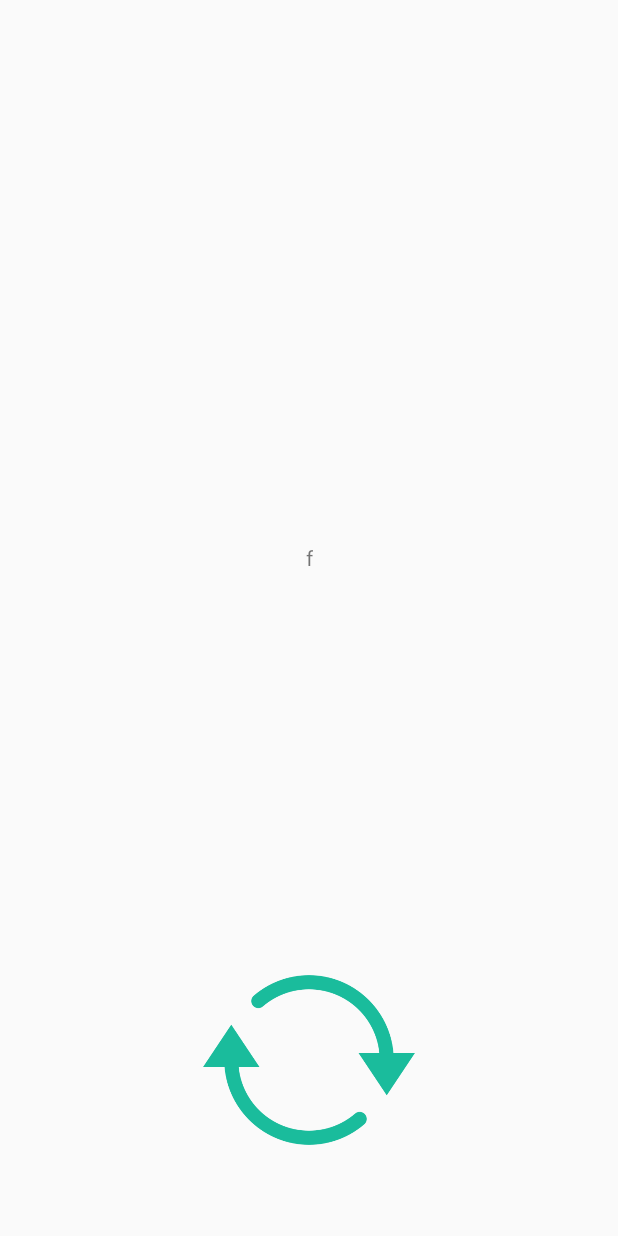
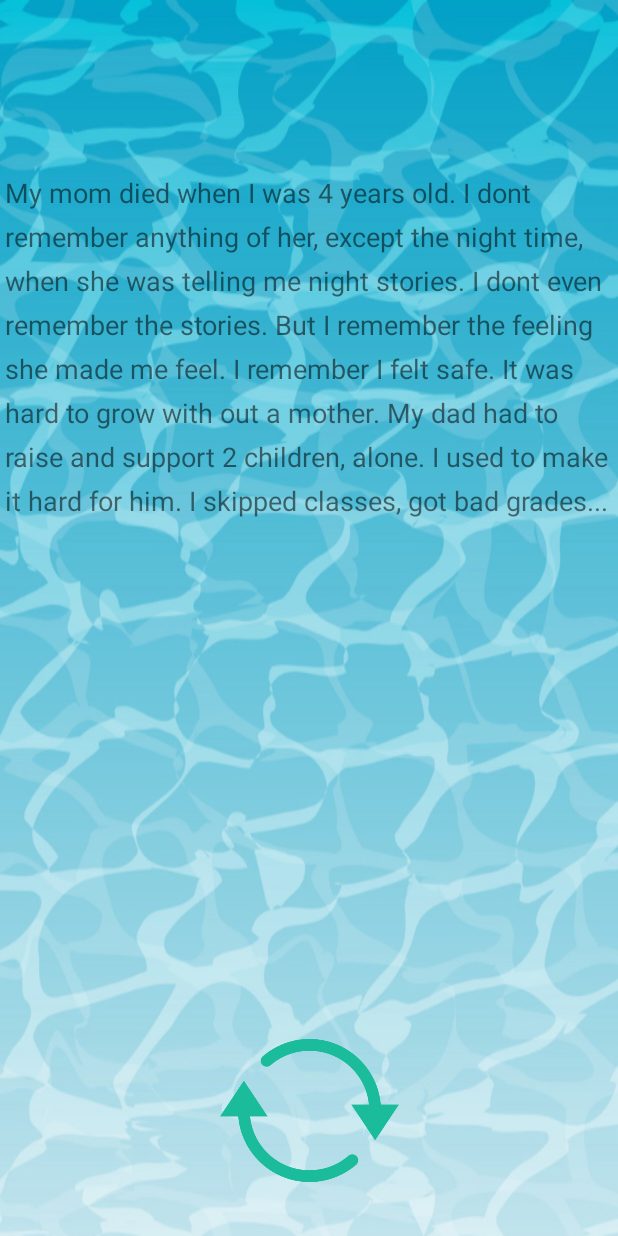
Before and after one commit to tal3898/GenerateRealityStory, an Android app: the screen it shows after launch (MainActivity), after a tap on an icon or button, on a phone screen of 412 x 824 dp. Run offline under Robolectric (Android 15) with nearby library versions, the light colour scheme and no system bars.

Commit message:
story, added background, beautify the text

```diff
--- a/app/src/main/java/com/taban/generaterealitystory/MainActivity.kt
+++ b/app/src/main/java/com/taban/generaterealitystory/MainActivity.kt
@@ -6,6 +6,13 @@ import android.view.View
 import android.widget.TextView
 import kotlinx.android.synthetic.main.activity_main.*
 import java.util.*
+import android.text.method.ScrollingMovementMethod
+import androidx.core.app.ComponentActivity
+import androidx.core.app.ComponentActivity.ExtraData
+import androidx.core.content.ContextCompat.getSystemService
+import android.icu.lang.UCharacter.GraphemeClusterBreak.T
+
+
 
 class MainActivity : AppCompatActivity() {
 
@@ -14,6 +21,9 @@ class MainActivity : AppCompatActivity() {
     override fun onCreate(savedInstanceState: Bundle?) {
         super.onCreate(savedInstanceState)
         setContentView(R.layout.activity_main)
+        storyTxt.setMovementMethod(ScrollingMovementMethod())
+
+
     }
 
     fun showRandomStory(view: View) {
--- a/app/src/main/java/com/taban/generaterealitystory/StoryCollection.kt
+++ b/app/src/main/java/com/taban/generaterealitystory/StoryCollection.kt
@@ -5,14 +5,9 @@ import kotlin.collections.ArrayList
 
 class StoryCollection {
 
-    var stories = ArrayList(Arrays.asList("I have two fathers. Since I was 10 my kids made fun of me. at the age 12, I decided to change school, and never told about my parents. I have always hidden it, and every time someone asked about them I used to change the subject. Only recently I ",
-        "b",
-        "c",
-        "d",
-        "e",
-        "f",
-        "g",
-        "h"))
+    var stories = ArrayList(Arrays.asList("I have two fathers. I have been bullied since I was 8 years old, for 4 years! At the age 12, I decided to change school, and never told about my parents. I have always hidden it, and every time someone asked about them I used to change the subject. Only recently I ",
+        "My mom died when I was 4 years old. I dont remember anything of her, except the night time, when she was telling me night stories. I dont even remember the stories. But I remember the feeling she made me feel. I remember I felt safe. It was hard to grow with out a mother. My dad had to raise and support 2 children, alone. I used to make it hard for him. I skipped classes, got bad grades... "
+    ))
 
     init {
         shuffle()
--- a/app/src/main/res/layout/activity_main.xml
+++ b/app/src/main/res/layout/activity_main.xml
@@ -4,15 +4,24 @@
     xmlns:tools="http://schemas.android.com/tools"
     android:layout_width="match_parent"
     android:layout_height="match_parent"
+    android:background="@drawable/capture"
     tools:context=".MainActivity">
 
     <TextView
         android:id="@+id/storyTxt"
-        android:layout_width="wrap_content"
-        android:layout_height="wrap_content"
-        android:layout_marginTop="331dp"
-        android:layout_marginBottom="224dp"
-        android:text="Hello World!"
+        android:layout_width="0dp"
+        android:layout_height="0dp"
+        android:layout_marginStart="3dp"
+        android:layout_marginLeft="3dp"
+        android:layout_marginTop="116dp"
+        android:layout_marginEnd="3dp"
+        android:layout_marginRight="3dp"
+        android:layout_marginBottom="97dp"
+        android:lineSpacingExtra="8sp"
+        android:scrollbars="vertical"
+        android:text="abc def ghi jkl mno pqr stu vwx yz"
+        android:textSize="18sp"
+        app:fontFamily="sans-serif"
         app:layout_constraintBottom_toTopOf="@+id/button"
         app:layout_constraintEnd_toEndOf="parent"
         app:layout_constraintStart_toStartOf="parent"
@@ -20,10 +29,10 @@
 
     <Button
         android:id="@+id/button"
-        android:layout_width="141dp"
-        android:layout_height="141dp"
+        android:layout_width="119dp"
+        android:layout_height="119dp"
         android:layout_gravity="center_vertical|center_horizontal|center"
-        android:layout_marginBottom="16dp"
+        android:layout_marginBottom="24dp"
         android:background="@drawable/refresh_button"
         android:gravity="center_horizontal"
         android:onClick="showRandomStory"
```
Also changed, not shown: app/src/main/res/drawable-v24/capture.png (added).
